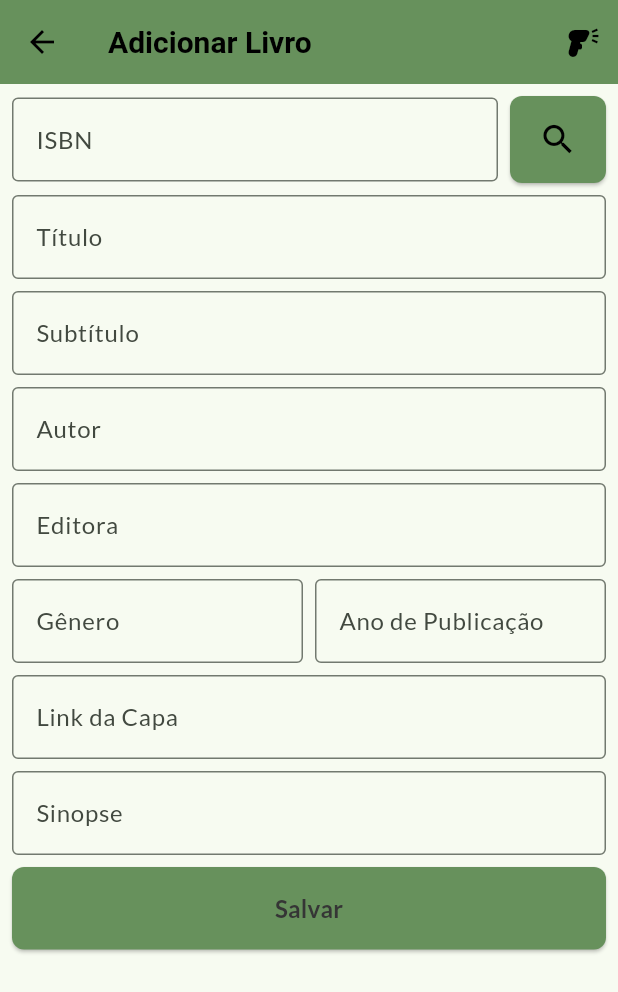
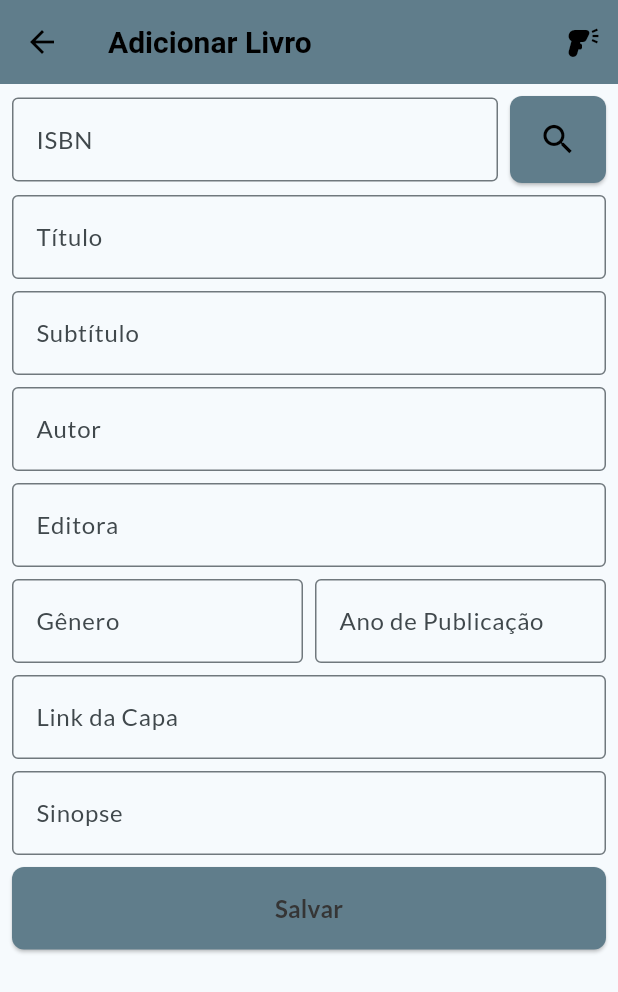
Before and after one commit to Danubio-Leite/private_library, a Flutter app: the screen it shows after launch, after a tap on "Add Book", on a phone screen of 412 x 824 dp. Shown: the top 992 px of the screen. Run offline on Flutter 3.47's test engine with Material 3 defaults, Android fonts, the phone set to English and light mode, and no system bars; our stand-ins replace auto_size_text, cloud_firestore, google_fonts, loading_animation_widget, mask_text_input_formatter, sqflite; accounts and stored records are empty; network calls fail.

Commit message:
UI ajust

```diff
--- a/lib/components/custom_appbar.dart
+++ b/lib/components/custom_appbar.dart
@@ -32,7 +32,7 @@ class CustomAppBar extends StatelessWidget implements PreferredSizeWidget {
       ),
       child: Container(
         decoration: const BoxDecoration(
-          color: Color.fromARGB(255, 103, 145, 92),
+          color: Colors.blueGrey,
           borderRadius: BorderRadius.only(
             bottomLeft: Radius.circular(2),
             bottomRight: Radius.circular(2),
--- a/lib/components/custom_button.dart
+++ b/lib/components/custom_button.dart
@@ -21,8 +21,7 @@ class CustomButton extends StatelessWidget {
     return ElevatedButton(
       onPressed: onPressed,
       style: ElevatedButton.styleFrom(
-        backgroundColor:
-            backgroundColor ?? const Color.fromARGB(255, 103, 145, 92),
+        backgroundColor: backgroundColor ?? Colors.blueGrey,
         padding: padding ?? const EdgeInsets.symmetric(vertical: 16),
         shape: RoundedRectangleBorder(
           borderRadius: BorderRadius.circular(8),
--- a/lib/components/custom_home_button.dart
+++ b/lib/components/custom_home_button.dart
@@ -24,7 +24,7 @@ class CustomHomeButton extends StatelessWidget {
             borderRadius: BorderRadius.circular(2),
           ),
           child: Material(
-            color: const Color.fromARGB(255, 103, 145, 92),
+            color: Colors.blueGrey,
             borderRadius: BorderRadius.circular(2),
             child: InkWell(
               onTap: onPressed,
--- a/lib/main.dart
+++ b/lib/main.dart
@@ -47,7 +47,7 @@ class MyApp extends StatelessWidget {
               GoogleFonts.jacquesFrancois(textStyle: textTheme.bodyMedium),
         ),
         appBarTheme: const AppBarTheme(
-          backgroundColor: Color.fromARGB(255, 103, 145, 92),
+          backgroundColor: Colors.blueGrey,
           foregroundColor: Colors.black,
           titleTextStyle: TextStyle(
             color: Colors.black,
@@ -55,7 +55,7 @@ class MyApp extends StatelessWidget {
             fontWeight: FontWeight.bold,
           ),
         ),
-        colorScheme: ColorScheme.fromSeed(seedColor: Colors.green)
+        colorScheme: ColorScheme.fromSeed(seedColor: Colors.blueGrey)
             .copyWith(background: const Color.fromARGB(255, 255, 226, 209)),
         useMaterial3: true,
       ),
```
Also changed, not shown: lib/pages/my_books_pages.dart/book_details_page.dart (+26 -17 lines).
